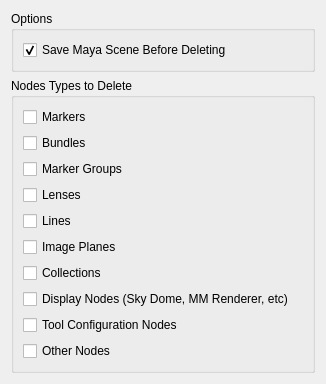
Before: the Qt Designer form python/mmSolver/tools/removesolvernodes/ui/removesolvernodes_layout.ui in david-cattermole/mayaMatchMoveSolver, drawn with Qt 5.
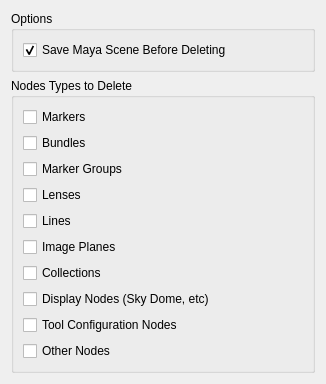
After: the same form once the commit is applied.

Commit message: MM Renderer - Preferences and unused layer code

Patch:
```diff
--- a/python/mmSolver/tools/removesolvernodes/ui/removesolvernodes_layout.ui
+++ b/python/mmSolver/tools/removesolvernodes/ui/removesolvernodes_layout.ui
@@ -91,7 +91,7 @@
       <item>
        <widget class="QCheckBox" name="displayNodes_checkBox">
         <property name="text">
-         <string>Display Nodes (Sky Dome, MM Renderer, etc)</string>
+         <string>Display Nodes (Sky Dome, etc)</string>
         </property>
        </widget>
       </item>
```
The commit also changes 10 other files.
